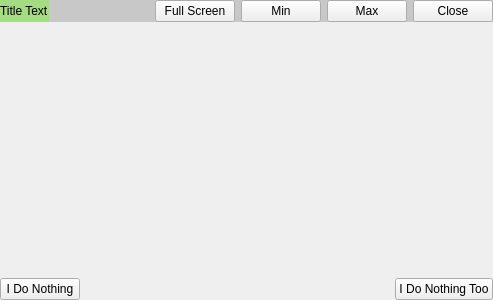
Old version of the form exampleforwindows/mainwindow.ui in the repository Bringer-of-Light/Qt-Nice-Frameless-Window.
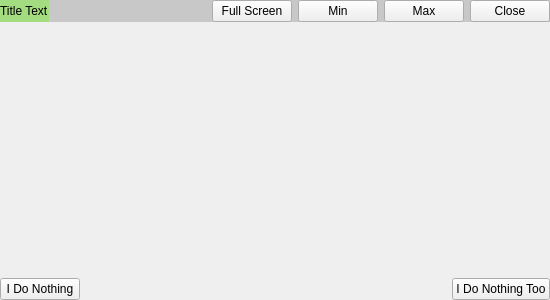
New version of the form.

Commit message: fix windows twinkle bug

Patch:
```diff
--- a/exampleforwindows/mainwindow.ui
+++ b/exampleforwindows/mainwindow.ui
@@ -6,7 +6,7 @@
    <rect>
     <x>0</x>
     <y>0</y>
-    <width>400</width>
+    <width>550</width>
     <height>300</height>
    </rect>
   </property>
```
The commit also changes 4 other files.
